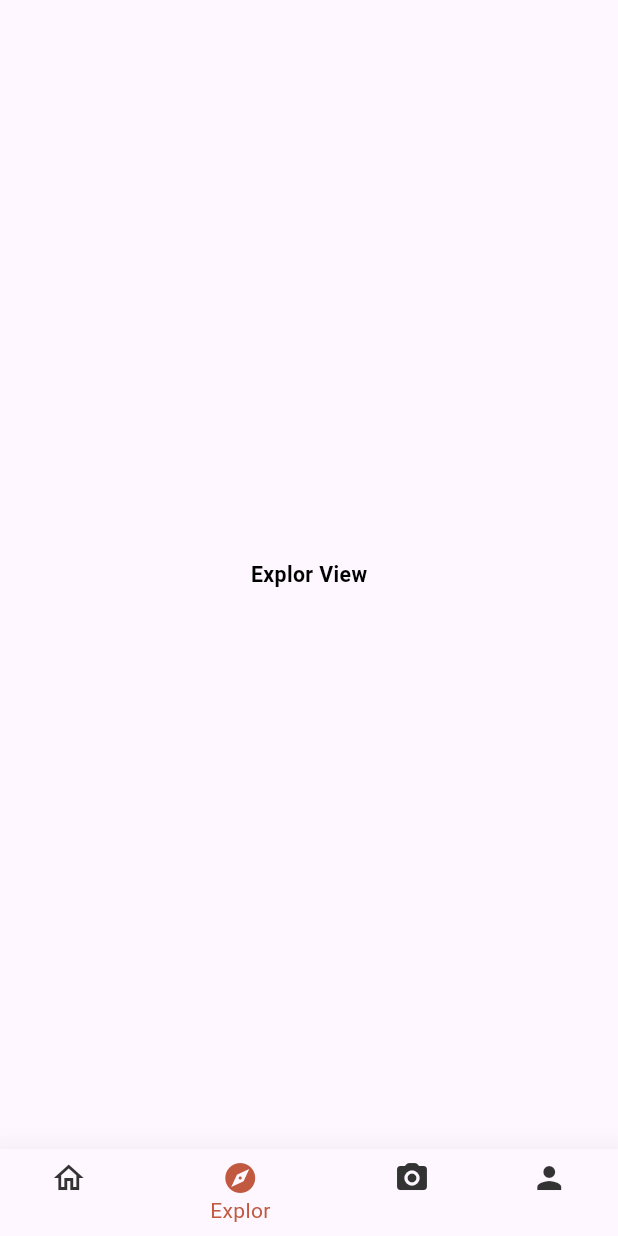
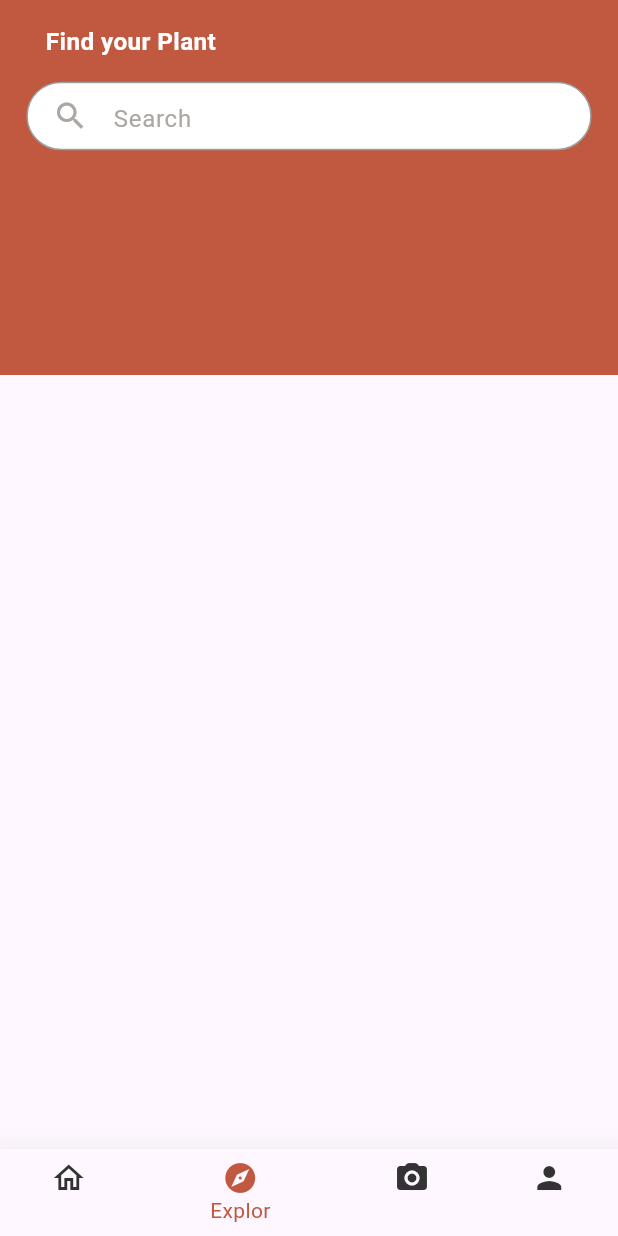
Before and after one commit to shadymohamed532001/Agri-tech360, a Flutter app: the HelperView screen opened by its route, item 2 of the bottom bar chosen, on a phone screen of 412 x 824 dp. Run offline on Flutter 3.47's test engine with Material 3 defaults, Android fonts, the phone set to English and light mode, and no system bars; our stand-ins replace animate_do, dartz, dio, email_validator, equatable, flutter_bloc and 4 more; accounts and stored records are empty.

Commit message:
make search bar in custom items

```diff
--- a/lib/Feature/explor/presentation/widgets/explor_view_body.dart
+++ b/lib/Feature/explor/presentation/widgets/explor_view_body.dart
@@ -1,5 +1,9 @@
 import 'package:flutter/material.dart';
+import 'package:flutter_screenutil/flutter_screenutil.dart';
+import 'package:smartsoil/core/helper/spacing.dart';
+import 'package:smartsoil/core/themaing/app_colors.dart';
 import 'package:smartsoil/core/themaing/app_styles.dart';
+import 'package:smartsoil/core/widgets/app_search_bar.dart';
 
 class ExplorViewBody extends StatefulWidget {
   const ExplorViewBody({super.key});
@@ -11,11 +15,30 @@ class ExplorViewBody extends StatefulWidget {
 class _ExplorViewBodyState extends State<ExplorViewBody> {
   @override
   Widget build(BuildContext context) {
-    return Center(
-      child: Text(
-        'Explor View',
-        style: AppStyle.font14Blacksemibold,
-      ),
+    return Stack(
+      children: [
+        Container(
+          width: double.infinity,
+          height: 250,
+          color: ColorManger.primaryColor,
+        ),
+        SafeArea(
+          child: Padding(
+            padding: EdgeInsets.symmetric(horizontal: 16.w, vertical: 16.h),
+            child: Column(
+              crossAxisAlignment: CrossAxisAlignment.start,
+              children: [
+                Text(
+                  '   Find your Plant',
+                  style: AppStyle.font16Whitebold,
+                ),
+                verticalSpacing(15),
+                const AppSearchBar(),
+              ],
+            ),
+          ),
+        )
+      ],
     );
   }
 }
--- a/lib/core/themaing/app_styles.dart
+++ b/lib/core/themaing/app_styles.dart
@@ -55,11 +55,11 @@ class AppStyle {
   //   fontWeight: FontWeightHelper.regular,
   //   color: ColorManager.greyColor,
   // );
-  // static TextStyle font16WhiteMedium = TextStyle(
-  //   fontSize: 16.sp,
-  //   fontWeight: FontWeight.w500,
-  //   color: ColorManager.whiteColor,
-  // );
+  static TextStyle font16Whitebold = TextStyle(
+    fontSize: 16.sp,
+    fontWeight: FontWeightHelper.bold,
+    color: ColorManger.whiteColor,
+  );
   // static TextStyle font16WhiteSemiBold = TextStyle(
   //   fontSize: 16.sp,
   //   fontWeight: FontWeight.w600,
--- /dev/null
+++ b/lib/core/widgets/app_search_bar.dart
@@ -0,0 +1,50 @@
+import 'package:flutter/material.dart';
+import 'package:flutter_screenutil/flutter_screenutil.dart';
+import 'package:smartsoil/core/helper/spacing.dart';
+import 'package:smartsoil/core/themaing/app_colors.dart';
+
+class AppSearchBar extends StatelessWidget {
+  const AppSearchBar({
+    super.key,
+  });
+
+  @override
+  Widget build(BuildContext context) {
+    return Container(
+      width: double.infinity,
+      height: 45.h,
+      decoration: BoxDecoration(
+          color: ColorManger.whiteColor,
+          borderRadius: BorderRadius.circular(32),
+          border: Border.all(
+            color: Colors.grey,
+          )),
+      child: Row(
+        children: [
+          horizontalSpacing(15),
+          Icon(Icons.search, color: ColorManger.greyColor),
+          horizontalSpacing(15),
+          Expanded(
+            child: TextFormField(
+              onTapOutside: (edgeDraggingAutoScroller) {
+                FocusManager.instance.primaryFocus?.unfocus();
+              },
+              decoration: InputDecoration(
+                hintText: 'Search',
+                hintStyle: TextStyle(
+                  color: ColorManger.greyColor,
+                ),
+                border: UnderlineInputBorder(
+                  borderRadius: BorderRadius.circular(16),
+                  borderSide: BorderSide.none,
+                ),
+              ),
+              onChanged: (value) {},
+              onFieldSubmitted: (value) {},
+            ),
+          )
+        ],
+      ),
+    );
+  }
+}
--- a/lib/core/widgets/app_text_formfield.dart
+++ b/lib/core/widgets/app_text_formfield.dart
@@ -18,6 +18,7 @@ class CustomTextFormFiled extends StatelessWidget {
     this.prefixIcon,
     this.keyboardType,
     this.validator,
+    this.decoration,
   });
 
   final Function(String)? onChanged;
@@ -33,6 +34,8 @@ class CustomTextFormFiled extends StatelessWidget {
   final Widget? suffixIcon;
   final Widget? prefixIcon;
   final TextInputType? keyboardType;
+  final InputDecoration? decoration;
+
   @override
   Widget build(BuildContext context) {
     return Padding(
@@ -51,7 +54,8 @@ class CustomTextFormFiled extends StatelessWidget {
         onFieldSubmitted: onFieldSubmitted,
         onSaved: onSaved,
         validator: validator,
-        decoration: InputDecoration(
+        decoration: decoration ??
+            InputDecoration(
               suffixIcon: suffixIcon,
               suffixIconColor: const Color.fromARGB(255, 101, 98, 98),
               prefixIcon: prefixIcon,
--- a/lib/main.dart
+++ b/lib/main.dart
@@ -8,7 +8,6 @@ void main() async {
   WidgetsFlutterBinding.ensureInitialized();
   ServiceLocator().setupServiceLocator();
   ApiServices.init();
-
   await LocalServices.init();
   runApp(const MyApp());
 }
```
Lines whose indentation alone changed are shown as unchanged.
